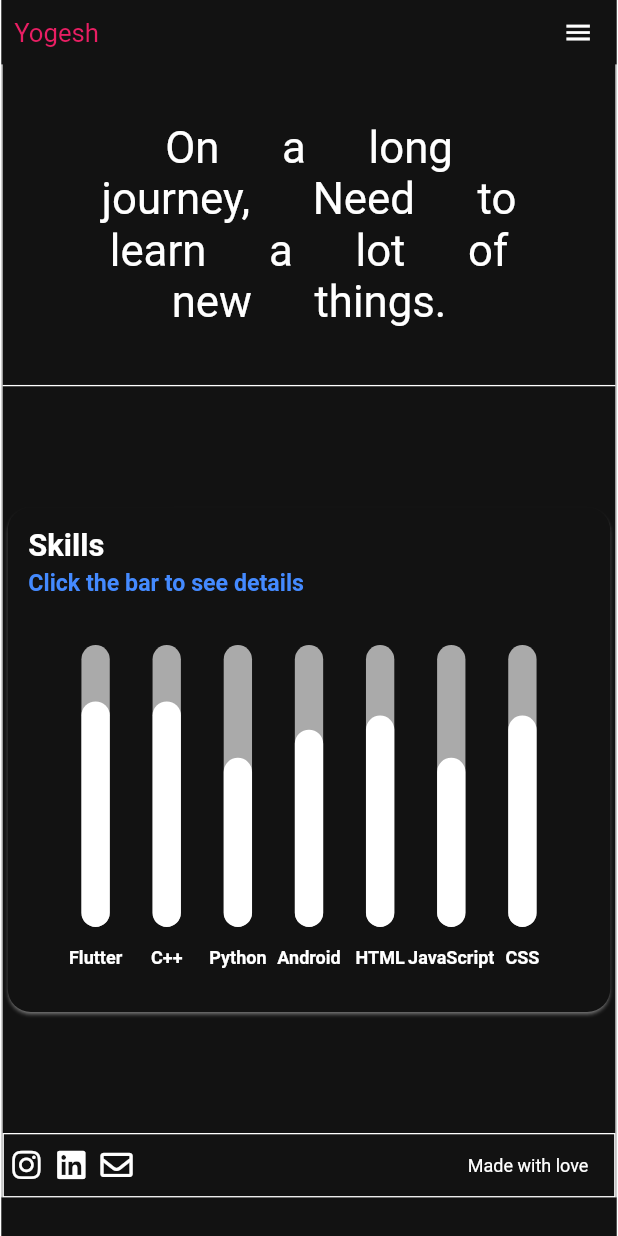
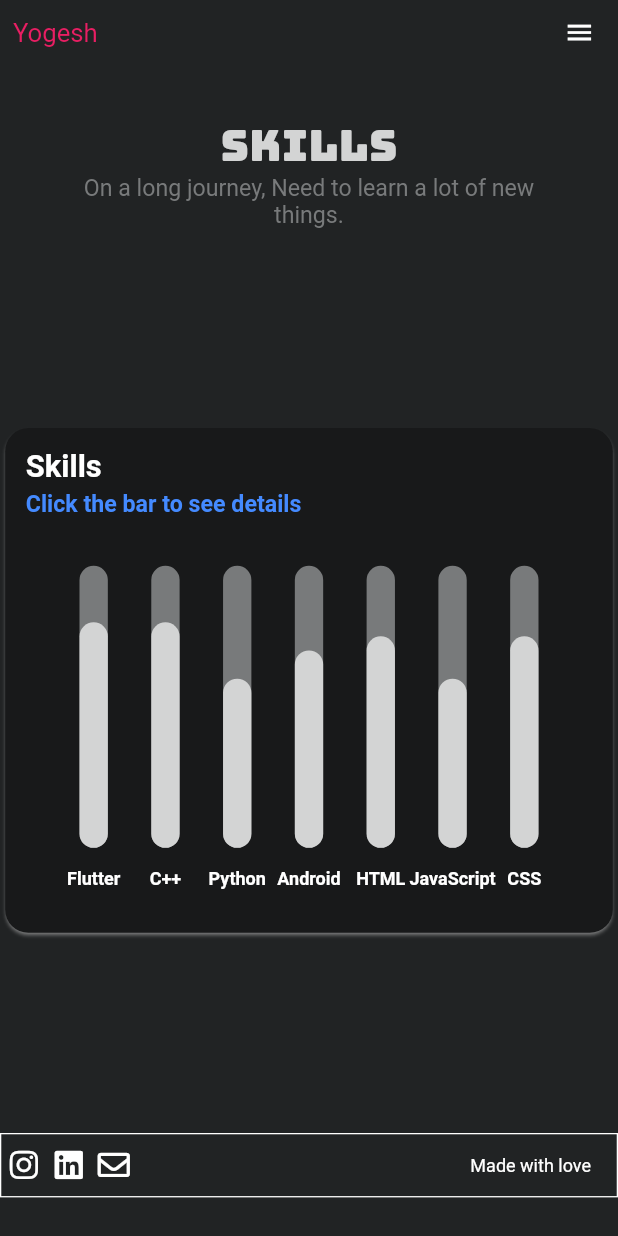
Before and after one commit to Yogeshk4124/yogeshk4124.github.io, a Flutter app: the Skills screen opened directly, on a phone screen of 412 x 824 dp. Run offline on Flutter 3.47's test engine with Material 2 defaults, Android fonts, the phone set to English and light mode, and no system bars; drawn by our look-alikes of fl_chart; our stand-ins replace animated_text_kit, carousel_slider, font_awesome_flutter, google_fonts, responsive_framework, webview_flutter; missing offline and left inert: event_hub, flutter_page_transition, universal_html; Roboto replaces fonts that are missing (Monoton).

Commit message:
Skill Page revamp

```diff
--- a/lib/Components/SkillDetailsContainer.dart
+++ b/lib/Components/SkillDetailsContainer.dart
@@ -1,5 +1,6 @@
 import 'package:flutter/cupertino.dart';
 import 'package:flutter/material.dart';
+import 'package:google_fonts/google_fonts.dart';
 import 'package:portfolio/Utility/Constants.dart';
 import 'package:portfolio/Utility/Utility.dart';
 
@@ -23,7 +24,7 @@ class SkillDetailsContainer extends StatelessWidget {
             ),
           );
         return Card(
-          color: Color(0xff505050),
+          color: kCardBackground,
           child: Container(
             padding: EdgeInsets.all(10),
             child: Column(
@@ -31,15 +32,17 @@ class SkillDetailsContainer extends StatelessWidget {
               children: [
                 Text(
                   data.title[i - 1],
-                  style: TextStyle(
-                    color: Colors.white,
+                  style: GoogleFonts.titilliumWeb(
+                    color: Colors.pink,
+                    fontWeight: FontWeight.bold,
                     fontSize: 20,
+                    height: 1,
                   ),
                 ),
                 Text(
                   data.subheading[i - 1],
                   style: TextStyle(
-                    color: Colors.grey.shade400,
+                    color: kWhite,
                     fontSize: 12,
                   ),
                 ),
@@ -47,10 +50,14 @@ class SkillDetailsContainer extends StatelessWidget {
                   padding: EdgeInsets.symmetric(vertical: 10),
                   child: Text(
                     data.body[i - 1],
+                    style: GoogleFonts.titilliumWeb(
+                      color: kDarkWhite,
+                      height: 1,
+                    ),
                   ),
                 ),
                 Container(
-                  padding: EdgeInsets.symmetric(vertical: 2, horizontal: 5),
+                  padding: EdgeInsets.symmetric(vertical: 2, horizontal: 8),
                   margin: EdgeInsets.all(2),
                   decoration: BoxDecoration(
                     color: Color(0xffffffff),
--- a/lib/Pages/SkillsPage.dart
+++ b/lib/Pages/SkillsPage.dart
@@ -4,6 +4,7 @@ import 'package:google_fonts/google_fonts.dart';
 import 'package:portfolio/Components/Footer.dart';
 import 'package:portfolio/Components/NavBar.dart';
 import 'package:portfolio/Plugin/BarChart.dart';
+import 'package:portfolio/Utility/Constants.dart';
 
 Color black = Color(0xff121212);
 
@@ -18,15 +19,9 @@ class _SkillsState extends State<Skills> {
   @override
   Widget build(BuildContext context) {
     return Scaffold(
-      backgroundColor: black,
+      backgroundColor: kBackground,
       body: SafeArea(
         child: Container(
-          decoration: BoxDecoration(
-            border: Border(
-              left: BorderSide(color: Colors.white, width: 1),
-              right: BorderSide(color: Colors.white, width: 1),
-            ),
-          ),
           margin: (MediaQuery.of(context).size.width > 700)
               ? EdgeInsets.only(top: 20, left: 40, right: 40, bottom: 10)
               : EdgeInsets.zero,
@@ -43,37 +38,34 @@ class _SkillsState extends State<Skills> {
                         minHeight: MediaQuery.of(context).size.height - 80),
                     child: IntrinsicHeight(
                       child: Container(
-                        decoration: BoxDecoration(
-                          border: Border(
-                            left: BorderSide(color: Colors.white, width: 1),
-                            right: BorderSide(color: Colors.white, width: 1),
-                          ),
-                        ),
                         child: Column(
                           mainAxisSize: MainAxisSize.min,
                           crossAxisAlignment: CrossAxisAlignment.center,
                           children: [
                             Container(
-                              height: MediaQuery.of(context).size.width < 480
-                                  ? 400
-                                  : 250,
-                              decoration: BoxDecoration(
-                                border: Border(
-                                  top: BorderSide.none,
-                                  bottom:
-                                      BorderSide(color: Colors.white, width: 1),
+                              padding: EdgeInsets.only(top: 40),
+                              width: MediaQuery.of(context).size.width * 0.8,
+                              alignment: Alignment.center,
+                              child: Text(
+                                'Skills',
+                                style: GoogleFonts.bungee(
+                                  fontSize: 34,
+                                  color: kWhite,
+                                  wordSpacing: 15,
                                 ),
+                                textAlign: TextAlign.center,
                               ),
+                            ),
+                            Container(
                               alignment: Alignment.center,
                               child: Container(
                                 width: MediaQuery.of(context).size.width * 0.8,
                                 alignment: Alignment.center,
                                 child: Text(
-                                  'On    a    long    journey,    Need    to    learn    a    lot    of    new    things.',
-                                  style: GoogleFonts.monoton(
-                                    fontSize: 34,
-                                    color: Colors.white,
-                                    wordSpacing: 15,
+                                  'On a long journey, Need to learn a lot of new things.',
+                                  style: GoogleFonts.titilliumWeb(
+                                    fontSize: 18,
+                                    color: kDarkWhite,
                                   ),
                                   textAlign: TextAlign.center,
                                 ),
--- a/lib/Plugin/BarChart.dart
+++ b/lib/Plugin/BarChart.dart
@@ -4,6 +4,7 @@ import 'dart:math';
 import 'package:fl_chart/fl_chart.dart';
 import 'package:flutter/material.dart';
 import 'package:portfolio/Components/SkillDetailsContainer.dart';
+import 'package:portfolio/Utility/Constants.dart';
 
 class BarChartSample1 extends StatefulWidget {
   final List<Color> availableColors = [
@@ -22,7 +23,7 @@ class BarChartSample1 extends StatefulWidget {
 
 class BarChartSample1State extends State<BarChartSample1> {
   // final Color barBackgroundColor = const Color(0xff72d8bf);
-  final Color barBackgroundColor = const Color(0xffAAAAAA);
+  final Color barBackgroundColor = const Color(0xff787a7b);
   final Duration animDuration = const Duration(milliseconds: 250);
 
   int touchedIndex = -1;
@@ -48,7 +49,7 @@ class BarChartSample1State extends State<BarChartSample1> {
           child: Card(
             shape:
                 RoundedRectangleBorder(borderRadius: BorderRadius.circular(18)),
-            color: Color(0xff121212),
+            color: kCardBackground,
             shadowColor: Colors.white,
             child: Stack(
               children: <Widget>[
@@ -124,7 +125,7 @@ class BarChartSample1State extends State<BarChartSample1> {
     int x,
     double y, {
     bool isTouched = false,
-    Color barColor = Colors.white,
+    Color barColor = const Color(0xffd3d4d4),
     double width = 22,
     List<int> showTooltips = const [],
   }) {
@@ -171,7 +172,7 @@ class BarChartSample1State extends State<BarChartSample1> {
     return BarChartData(
       barTouchData: BarTouchData(
         touchTooltipData: BarTouchTooltipData(
-            tooltipBgColor: Color(0xff191919),
+            tooltipBgColor: kBackground,
             getTooltipItem: (group, groupIndex, rod, rodIndex) {
               switch (group.x.toInt()) {
                 case 0:
```
